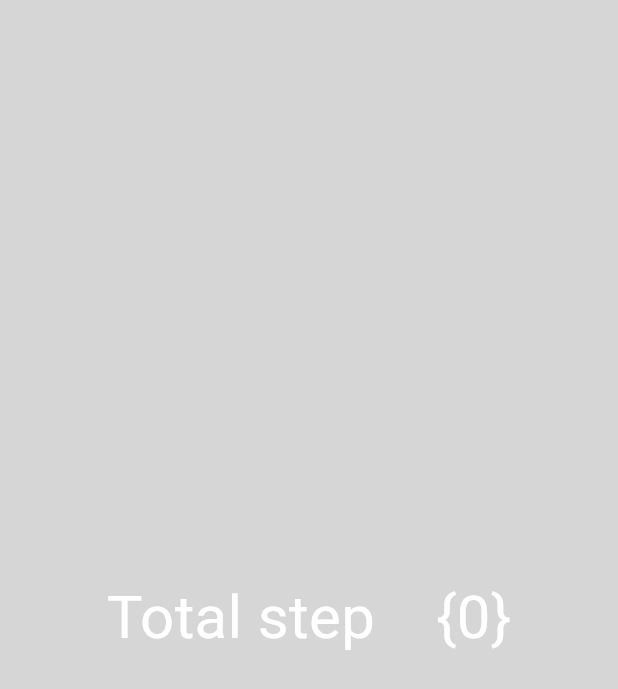
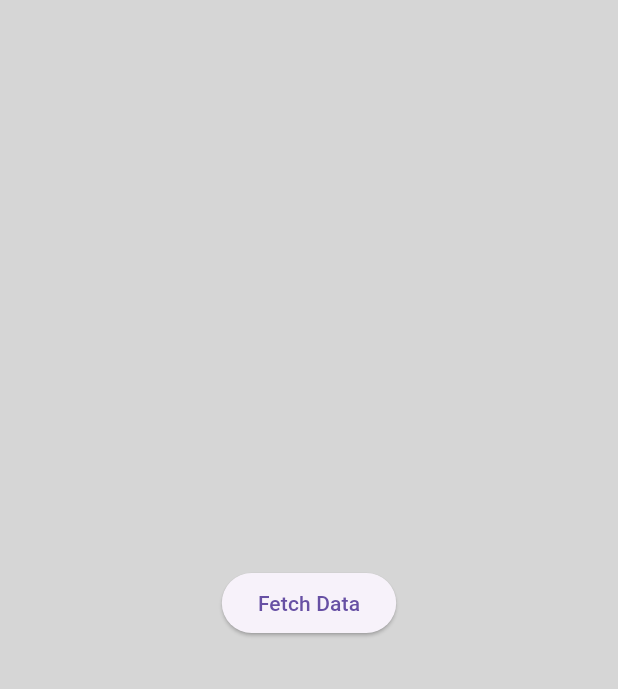
Before and after one commit to aryan-basu/fitbit, a Flutter app: the HealthDataPage screen opened directly, on a phone screen of 412 x 824 dp. Shown: the top 689 px of the screen. Run offline on Flutter 3.47's test engine with Material 3 defaults, Android fonts, the phone set to English and light mode, and no system bars; our stand-ins replace firebase_auth, firebase_core, google_sign_in; missing offline and left inert: flutter_activity_recognition, health; accounts and stored records are empty.

Commit message:
minor changes

```diff
--- a/lib/pages/health.dart
+++ b/lib/pages/health.dart
@@ -41,7 +41,6 @@ class _HealthDataPageState extends State<HealthDataPage> {
           // Define the types of health data you want to fetch
           List<HealthDataType> types = [
             HealthDataType.STEPS,
-            HealthDataType.BLOOD_GLUCOSE,
           ];
           int? steps;
 
@@ -92,12 +91,25 @@ class _HealthDataPageState extends State<HealthDataPage> {
   Widget build(BuildContext context) {
     return Scaffold(
       backgroundColor: Colors.grey[350],
-      body: Center(
-        child: Text(
-          'Total step    {$_getSteps}',
-          style: const TextStyle(fontSize: 40),
+     body: Center(
+        child: Column(
+          mainAxisAlignment: MainAxisAlignment.center,
+          children: [
+            ElevatedButton(
+              onPressed: () {
+                _fetchHealthData();
+                // Add your data fetching logic here
+                // For example, you can use a FutureBuilder or a package like http
+              },
+              child: Text('Fetch Data'),
+            ),
+            SizedBox(height: 20),
+            // Widget to display fetched data
+            // This can be a Text widget or any other widget based on your data format
+          ],
         ),
       ),
+
     );
   }
 }
--- a/pubspec.yaml
+++ b/pubspec.yaml
@@ -31,6 +31,7 @@ dependencies:
   flutter:
     sdk: flutter
   health: ^9.0.1
+  flutter_activity_recognition: ^3.0.0
 
 
   # The following adds the Cupertino Icons font to your application.
@@ -42,6 +43,7 @@ dependencies:
 dev_dependencies:
   flutter_test:
     sdk: flutter
+  change_app_package_name: ^1.1.0
 
   # The "flutter_lints" package below contains a set of recommended lints to
   # encourage good coding practices. The lint set provided by the package is
```
Also changed, not shown: lib/pages/Login.dart (+30 -5 lines), pubspec.lock, 4 other files.
